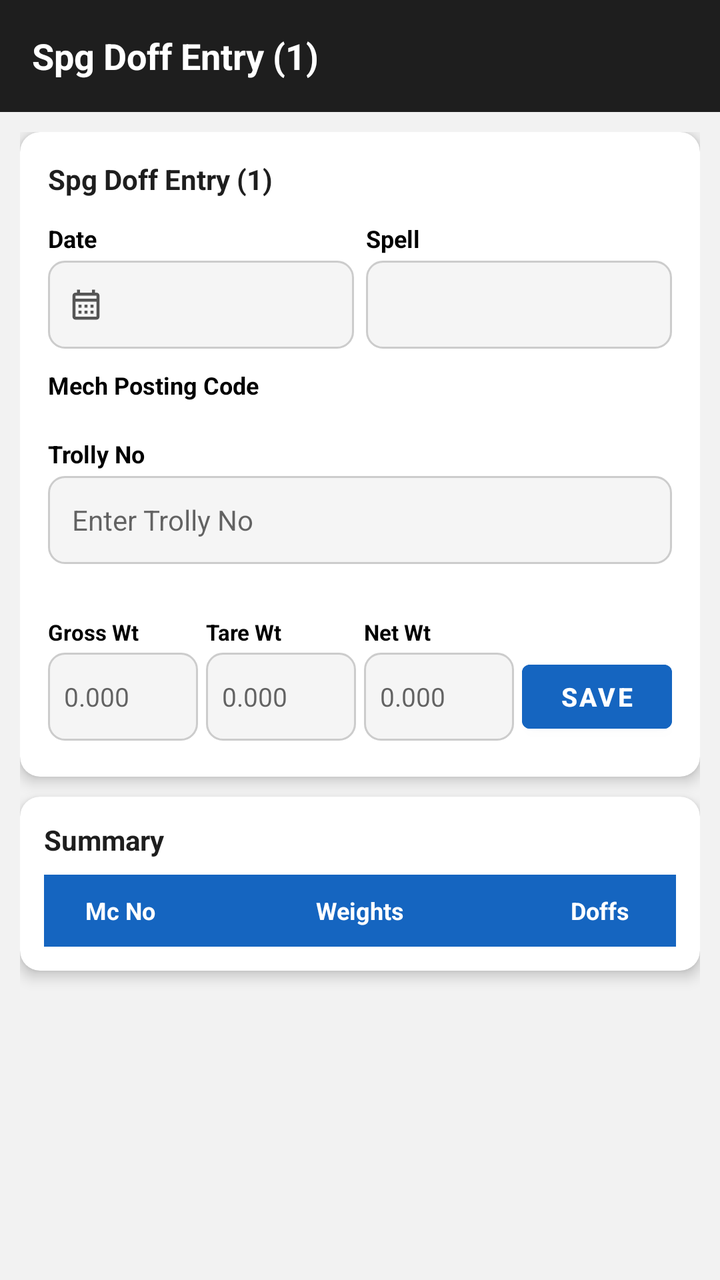
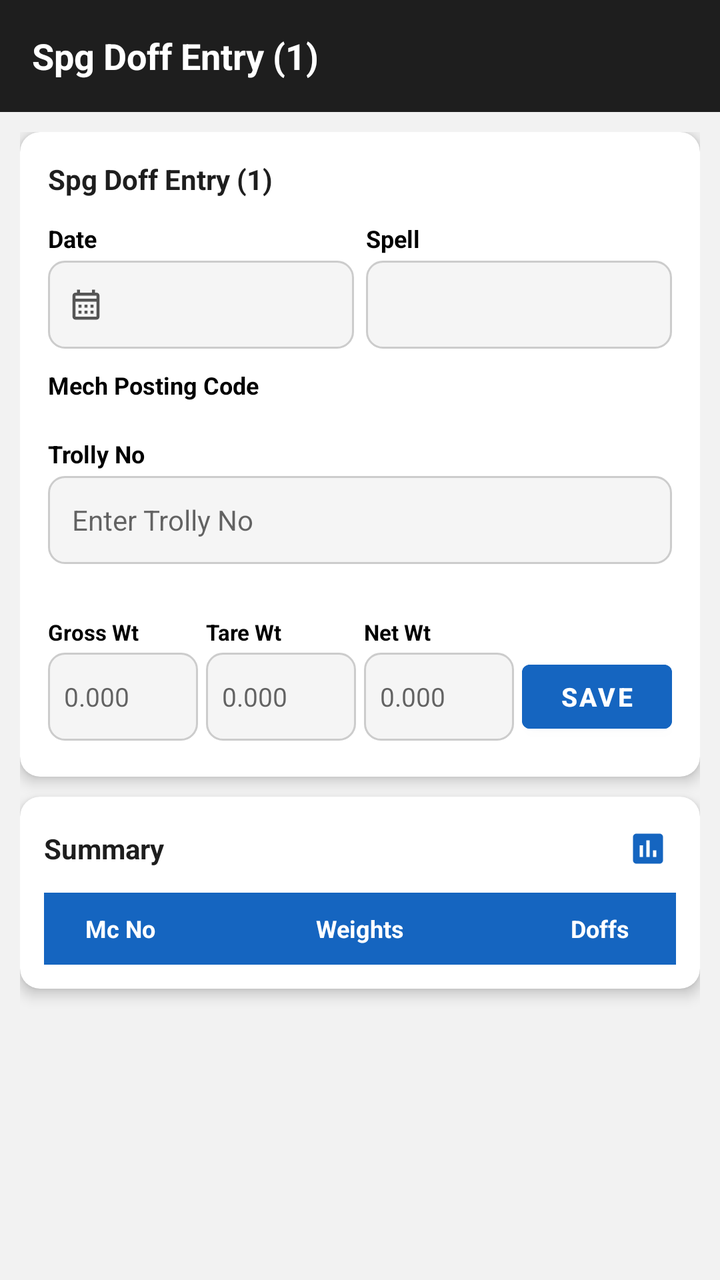

Two renders of the same Android screen: before a commit and after it. Below are the layout's source before the change and the commit's diff.
<!-- AndroidManifest.xml: application theme Theme.MyHrms -->
<!-- res/layout/activity_spg_doff_entry1.xml -->
<?xml version="1.0" encoding="utf-8"?>
<LinearLayout xmlns:android="http://schemas.android.com/apk/res/android"
    xmlns:app="http://schemas.android.com/apk/res-auto"
    android:layout_width="match_parent"
    android:layout_height="match_parent"
    android:orientation="vertical"
    android:background="#F2F2F2">

    <androidx.appcompat.widget.Toolbar
        android:id="@+id/toolbar"
        android:layout_width="match_parent"
        android:layout_height="?attr/actionBarSize"
        android:background="#1E1E1E"
        app:titleTextColor="@color/white">
        <TextView
            android:layout_width="wrap_content"
            android:layout_height="wrap_content"
            android:text="Spg Doff Entry (1)"
            android:textColor="#FFFFFF"
            android:textSize="18sp"
            android:textStyle="bold" />
    </androidx.appcompat.widget.Toolbar>

    <androidx.core.widget.NestedScrollView
        android:layout_width="match_parent"
        android:layout_height="match_parent"
        android:fillViewport="true">

        <LinearLayout
            android:layout_width="match_parent"
            android:layout_height="wrap_content"
            android:orientation="vertical"
            android:padding="10dp">

            
            <androidx.cardview.widget.CardView
                android:layout_width="match_parent"
                android:layout_height="wrap_content"
                android:layout_marginBottom="10dp"
                app:cardCornerRadius="10dp"
                app:cardElevation="4dp"
                app:cardBackgroundColor="#FFFFFF">

                <LinearLayout
                    android:layout_width="match_parent"
                    android:layout_height="wrap_content"
                    android:orientation="vertical"
                    android:padding="14dp">

                    <TextView
                        android:layout_width="wrap_content"
                        android:layout_height="wrap_content"
                        android:text="Spg Doff Entry (1)"
                        android:textSize="14sp"
                        android:textStyle="bold"
                        android:textColor="#1E1E1E"
                        android:layout_marginBottom="12dp" />

                    
                    <LinearLayout
                        android:layout_width="match_parent"
                        android:layout_height="wrap_content"
                        android:orientation="horizontal"
                        android:weightSum="2"
                        android:layout_marginBottom="10dp">

                        
                        <LinearLayout
                            android:layout_width="0dp"
                            android:layout_height="wrap_content"
                            android:layout_weight="1"
                            android:orientation="vertical"
                            android:layout_marginEnd="6dp">
                            <TextView
                                android:layout_width="wrap_content"
                                android:layout_height="wrap_content"
                                android:text="Date"
                                android:textColor="#000000"
                                android:textSize="12sp"
                                android:textStyle="bold"
                                android:layout_marginBottom="3dp"/>
                            <LinearLayout
                                android:id="@+id/btnEntryDate"
                                android:layout_width="match_parent"
                                android:layout_height="44dp"
                                android:background="@drawable/bg_input_rounded_light"
                                android:gravity="center_vertical"
                                android:orientation="horizontal"
                                android:paddingStart="10dp"
                                android:paddingEnd="10dp"
                                android:clickable="true"
                                android:focusable="true">
                                <ImageView
                                    android:layout_width="18dp"
                                    android:layout_height="18dp"
                                    android:src="@drawable/ic_calendar"
                                    android:layout_marginEnd="6dp"
                                    app:tint="#555555"/>
                                <TextView
                                    android:id="@+id/tvEntryDate"
                                    android:layout_width="0dp"
                                    android:layout_height="wrap_content"
                                    android:layout_weight="1"
                                    android:textColor="#1E1E1E"
                                    android:textSize="14sp"/>
                            </LinearLayout>
                        </LinearLayout>

                        
                        <LinearLayout
                            android:layout_width="0dp"
                            android:layout_height="wrap_content"
                            android:layout_weight="1"
                            android:orientation="vertical">
                            <TextView
                                android:layout_width="wrap_content"
                                android:layout_height="wrap_content"
                                android:text="Spell"
                                android:textColor="#000000"
                                android:textSize="12sp"
                                android:textStyle="bold"
                                android:layout_marginBottom="3dp"/>
                            <Spinner
                                android:id="@+id/spEntrySpell"
                                android:layout_width="match_parent"
                                android:layout_height="44dp"
                                android:background="@drawable/bg_input_rounded_light"
                                android:paddingStart="10dp"
                                android:paddingEnd="10dp"/>
                        </LinearLayout>
                    </LinearLayout>

                    
                    <TextView
                        android:layout_width="wrap_content"
                        android:layout_height="wrap_content"
                        android:text="Mech Posting Code"
                        android:textColor="#000000"
                        android:textSize="12sp"
                        android:textStyle="bold"
                        android:layout_marginBottom="4dp"/>

                    <HorizontalScrollView
                        android:layout_width="match_parent"
                        android:layout_height="wrap_content"
                        android:scrollbars="none"
                        android:layout_marginBottom="10dp">
                        <LinearLayout
                            android:id="@+id/llMechCodes"
                            android:layout_width="wrap_content"
                            android:layout_height="wrap_content"
                            android:orientation="horizontal"
                            android:paddingBottom="4dp"/>
                    </HorizontalScrollView>

                    <TextView
                        android:id="@+id/tvMechCodesStatus"
                        android:layout_width="wrap_content"
                        android:layout_height="wrap_content"
                        android:text=""
                        android:textSize="12sp"
                        android:textColor="#777777"
                        android:layout_marginBottom="8dp"
                        android:visibility="gone"/>

                    
                    <LinearLayout
                        android:layout_width="match_parent"
                        android:layout_height="wrap_content"
                        android:orientation="vertical"
                        android:layout_marginBottom="10dp">
                        <TextView
                            android:layout_width="wrap_content"
                            android:layout_height="wrap_content"
                            android:text="Trolly No"
                            android:textColor="#000000"
                            android:textSize="12sp"
                            android:textStyle="bold"
                            android:layout_marginBottom="3dp"/>
                        <EditText
                            android:id="@+id/etTrollyNo"
                            android:layout_width="match_parent"
                            android:layout_height="44dp"
                            android:background="@drawable/bg_input_rounded_light"
                            android:hint="Enter Trolly No"
                            android:inputType="number"
                            android:paddingStart="12dp"
                            android:paddingEnd="12dp"
                            android:textSize="14sp"
                            android:textColor="#1E1E1E"
                            android:imeOptions="actionNext"/>
                        <TextView
                            android:id="@+id/tvTrollyInfo"
                            android:layout_width="wrap_content"
                            android:layout_height="wrap_content"
                            android:text=""
                            android:textSize="11sp"
                            android:layout_marginTop="2dp"/>
                    </LinearLayout>

                    
                    <LinearLayout
                        android:layout_width="match_parent"
                        android:layout_height="wrap_content"
                        android:orientation="horizontal"
                        android:weightSum="4"
                        android:layout_marginBottom="4dp">

                        
                        <LinearLayout
                            android:layout_width="0dp"
                            android:layout_height="wrap_content"
                            android:layout_weight="1"
                            android:orientation="vertical"
                            android:layout_marginEnd="4dp">
                            <TextView
                                android:layout_width="wrap_content"
                                android:layout_height="wrap_content"
                                android:text="Gross Wt"
                                android:textColor="#000000"
                                android:textSize="11sp"
                                android:textStyle="bold"
                                android:layout_marginBottom="3dp"/>
                            <EditText
                                android:id="@+id/etGrossWt"
                                android:layout_width="match_parent"
                                android:layout_height="44dp"
                                android:background="@drawable/bg_input_rounded_light"
                                android:hint="0.000"
                                android:inputType="numberDecimal"
                                android:paddingStart="8dp"
                                android:paddingEnd="8dp"
                                android:textSize="13sp"
                                android:textColor="#1E1E1E"
                                android:imeOptions="actionNext"/>
                        </LinearLayout>

                        
                        <LinearLayout
                            android:layout_width="0dp"
                            android:layout_height="wrap_content"
                            android:layout_weight="1"
                            android:orientation="vertical"
                            android:layout_marginEnd="4dp">
                            <TextView
                                android:layout_width="wrap_content"
                                android:layout_height="wrap_content"
                                android:text="Tare Wt"
                                android:textColor="#000000"
                                android:textSize="11sp"
                                android:textStyle="bold"
                                android:layout_marginBottom="3dp"/>
                            <EditText
                                android:id="@+id/etTareWt"
                                android:layout_width="match_parent"
                                android:layout_height="44dp"
                                android:background="@drawable/bg_input_rounded_light"
                                android:hint="0.000"
                                android:inputType="numberDecimal"
                                android:paddingStart="8dp"
                                android:paddingEnd="8dp"
                                android:textSize="13sp"
                                android:textColor="#1E1E1E"
                                android:focusable="false"
                                android:editable="false"/>
                        </LinearLayout>

                        
                        <LinearLayout
                            android:layout_width="0dp"
                            android:layout_height="wrap_content"
                            android:layout_weight="1"
                            android:orientation="vertical"
                            android:layout_marginEnd="4dp">
                            <TextView
                                android:layout_width="wrap_content"
                                android:layout_height="wrap_content"
                                android:text="Net Wt"
                                android:textColor="#000000"
                                android:textSize="11sp"
                                android:textStyle="bold"
                                android:layout_marginBottom="3dp"/>
                            <EditText
                                android:id="@+id/etNetWt"
                                android:layout_width="match_parent"
                                android:layout_height="44dp"
                                android:background="@drawable/bg_input_rounded_light"
                                android:hint="0.000"
                                android:inputType="numberDecimal"
                                android:paddingStart="8dp"
                                android:paddingEnd="8dp"
                                android:textSize="13sp"
                                android:textColor="#1E1E1E"
                                android:focusable="false"
                                android:editable="false"/>
                        </LinearLayout>

                        
                        <LinearLayout
                            android:layout_width="0dp"
                            android:layout_height="wrap_content"
                            android:layout_weight="1"
                            android:orientation="vertical">
                            <TextView
                                android:layout_width="wrap_content"
                                android:layout_height="wrap_content"
                                android:text=" "
                                android:textSize="11sp"
                                android:layout_marginBottom="3dp"/>
                            <Button
                                android:id="@+id/btnSave"
                                android:layout_width="match_parent"
                                android:layout_height="44dp"
                                android:text="Save"
                                android:textSize="13sp"
                                android:textColor="#FFFFFF"
                                android:backgroundTint="#1565C0"
                                android:textStyle="bold"/>
                        </LinearLayout>
                    </LinearLayout>

                </LinearLayout>
            </androidx.cardview.widget.CardView>

            
            <androidx.cardview.widget.CardView
                android:layout_width="match_parent"
                android:layout_height="wrap_content"
                android:layout_marginBottom="10dp"
                app:cardCornerRadius="10dp"
                app:cardElevation="4dp"
                app:cardBackgroundColor="#FFFFFF">

                <LinearLayout
                    android:layout_width="match_parent"
                    android:layout_height="wrap_content"
                    android:orientation="vertical"
                    android:padding="12dp">

                    <TextView
                        android:layout_width="wrap_content"
                        android:layout_height="wrap_content"
                        android:text="Summary"
                        android:textSize="14sp"
                        android:textStyle="bold"
                        android:textColor="#1E1E1E"
                        android:layout_marginBottom="8dp"/>

                    
                    <LinearLayout
                        android:layout_width="match_parent"
                        android:layout_height="36dp"
                        android:orientation="horizontal"
                        android:background="#1565C0"
                        android:gravity="center_vertical"
                        android:paddingStart="8dp"
                        android:paddingEnd="8dp">
                        <TextView android:layout_width="0dp" android:layout_height="wrap_content"
                            android:layout_weight="1" android:text="Mc No"
                            android:textColor="#FFFFFF" android:textStyle="bold"
                            android:textSize="12sp" android:gravity="center"/>
                        <TextView android:layout_width="0dp" android:layout_height="wrap_content"
                            android:layout_weight="3" android:text="Weights"
                            android:textColor="#FFFFFF" android:textStyle="bold"
                            android:textSize="12sp" android:gravity="center"/>
                        <TextView android:layout_width="0dp" android:layout_height="wrap_content"
                            android:layout_weight="1" android:text="Doffs"
                            android:textColor="#FFFFFF" android:textStyle="bold"
                            android:textSize="12sp" android:gravity="center"/>
                    </LinearLayout>

                    <androidx.recyclerview.widget.RecyclerView
                        android:id="@+id/rvSummary"
                        android:layout_width="match_parent"
                        android:layout_height="wrap_content"
                        android:nestedScrollingEnabled="false"/>

                    <TextView
                        android:id="@+id/tvSummaryEmpty"
                        android:layout_width="match_parent"
                        android:layout_height="wrap_content"
                        android:text="No records for selected date / spell"
                        android:textColor="#999999"
                        android:textSize="13sp"
                        android:gravity="center"
                        android:padding="16dp"
                        android:visibility="gone"/>

                    <ProgressBar
                        android:id="@+id/pbSummary"
                        android:layout_width="wrap_content"
                        android:layout_height="wrap_content"
                        android:layout_gravity="center"
                        android:visibility="gone"/>

                </LinearLayout>
            </androidx.cardview.widget.CardView>

        </LinearLayout>
    </androidx.core.widget.NestedScrollView>

</LinearLayout>
<!-- resources referenced by this layout -->
<resources>
  <color name="white">#FFFFFFFF</color>
  <!-- drawable bg_input_rounded_light (drawable) -->
  <?xml version="1.0" encoding="utf-8"?>
  <shape xmlns:android="http://schemas.android.com/apk/res/android"
      android:shape="rectangle">
      <solid android:color="#F5F5F5" />
      <corners android:radius="8dp" />
      <stroke
          android:width="1dp"
          android:color="#CCCCCC" />
  </shape>
  <!-- drawable ic_calendar (drawable) -->
  <?xml version="1.0" encoding="utf-8"?>
  <vector xmlns:android="http://schemas.android.com/apk/res/android"
      android:width="24dp"
      android:height="24dp"
      android:viewportWidth="24"
      android:viewportHeight="24">
      <path
          android:fillColor="#FFFFFF"
          android:pathData="M19,4h-1V2h-2v2H8V2H6v2H5C3.89,4 3.01,4.9 3.01,6L3,20c0,1.1 0.89,2 2,2h14c1.1,0 2,-0.9 2,-2V6C21,4.9 20.1,4 19,4zM19,20H5V10h14V20zM19,8H5V6h14V8zM9,14H7v-2h2V14zM13,14h-2v-2h2V14zM17,14h-2v-2h2V14zM9,18H7v-2h2V18zM13,18h-2v-2h2V18zM17,18h-2v-2h2V18z" />
  </vector>
  <style name="Theme.MyHrms" parent="Theme.MaterialComponents.DayNight.NoActionBar">
          
          <item name="colorPrimary">@color/toolbar_dark_blue</item>
          <item name="colorPrimaryVariant">@color/toolbar_dark_blue</item>
          <item name="colorOnPrimary">@color/white</item>
          
          <item name="colorSecondary">@color/teal_200</item>
          <item name="colorSecondaryVariant">@color/teal_700</item>
          <item name="colorOnSecondary">@color/black</item>
          
          <item name="android:statusBarColor">@color/toolbar_dark_blue</item>
          
      </style>
  <color name="toolbar_dark_blue">#003B5C</color>
  <color name="teal_200">#FF03DAC5</color>
  <color name="teal_700">#FF018786</color>
  <color name="black">#FF000000</color>
</resources>

<!-- the commit's change to res/layout/activity_spg_doff_entry1.xml (unified diff, before → after) -->
@@ -337,14 +337,34 @@
                     android:orientation="vertical"
                     android:padding="12dp">
 
-                    <TextView
-                        android:layout_width="wrap_content"
-                        android:layout_height="wrap_content"
-                        android:text="Summary"
-                        android:textSize="14sp"
-                        android:textStyle="bold"
-                        android:textColor="#1E1E1E"
-                        android:layout_marginBottom="8dp"/>
+                    
+                    <LinearLayout
+                        android:layout_width="match_parent"
+                        android:layout_height="wrap_content"
+                        android:orientation="horizontal"
+                        android:gravity="center_vertical"
+                        android:layout_marginBottom="8dp">
+
+                        <TextView
+                            android:layout_width="0dp"
+                            android:layout_height="wrap_content"
+                            android:layout_weight="1"
+                            android:text="Summary"
+                            android:textSize="14sp"
+                            android:textStyle="bold"
+                            android:textColor="#1E1E1E"/>
+
+                        <ImageView
+                            android:id="@+id/ivQualityShiftReport"
+                            android:layout_width="28dp"
+                            android:layout_height="28dp"
+                            android:src="@drawable/ic_report"
+                            android:padding="4dp"
+                            android:background="?android:attr/selectableItemBackgroundBorderless"
+                            android:contentDescription="View Quality Shift Report"
+                            app:tint="#1565C0"/>
+
+                    </LinearLayout>
 
                     
                     <LinearLayout
<!-- resource entries referenced after the edit -->
@@ -22,6 +22,17 @@
           android:fillColor="#FFFFFF"
           android:pathData="M19,4h-1V2h-2v2H8V2H6v2H5C3.89,4 3.01,4.9 3.01,6L3,20c0,1.1 0.89,2 2,2h14c1.1,0 2,-0.9 2,-2V6C21,4.9 20.1,4 19,4zM19,20H5V10h14V20zM19,8H5V6h14V8zM9,14H7v-2h2V14zM13,14h-2v-2h2V14zM17,14h-2v-2h2V14zM9,18H7v-2h2V18zM13,18h-2v-2h2V18zM17,18h-2v-2h2V18z" />
   </vector>
+  <!-- drawable ic_report (drawable) -->
+  <?xml version="1.0" encoding="utf-8"?>
+  <vector xmlns:android="http://schemas.android.com/apk/res/android"
+      android:width="24dp"
+      android:height="24dp"
+      android:viewportWidth="24"
+      android:viewportHeight="24">
+      <path
+          android:fillColor="#FFFFFF"
+          android:pathData="M19,3H5C3.9,3 3,3.9 3,5v14c0,1.1 0.9,2 2,2h14c1.1,0 2,-0.9 2,-2V5C21,3.9 20.1,3 19,3zM9,17H7v-7h2V17zM13,17h-2V7h2V17zM17,17h-2v-4h2V17z" />
+  </vector>
   <style name="Theme.MyHrms" parent="Theme.MaterialComponents.DayNight.NoActionBar">
           
           <item name="colorPrimary">@color/toolbar_dark_blue</item>
